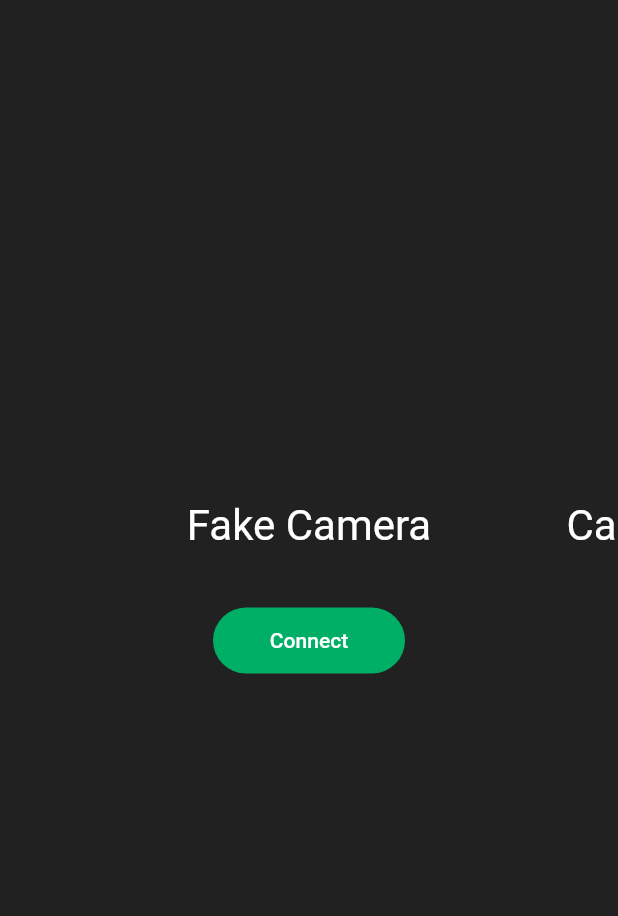
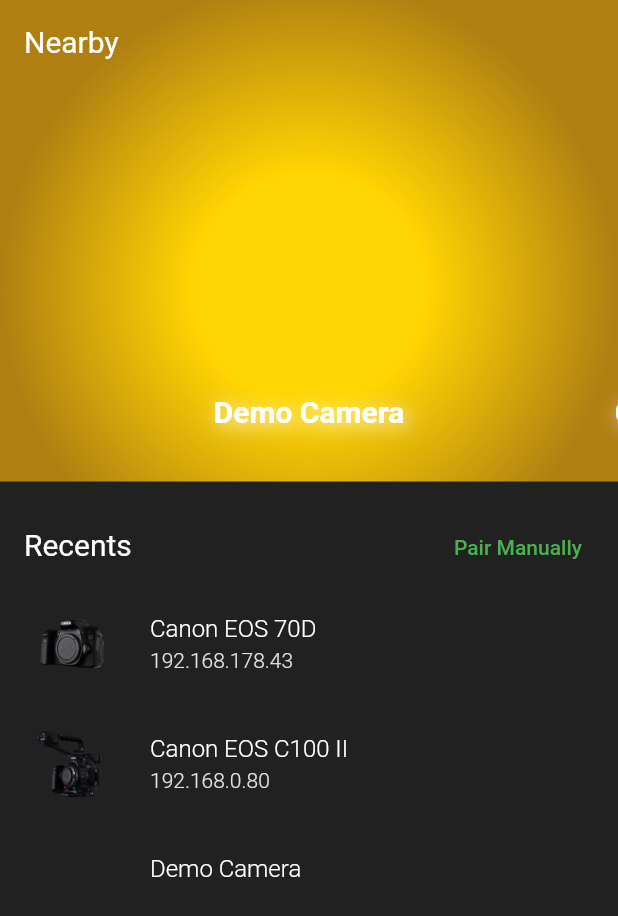
Before and after one commit to JulianSchroden/cine_remote, a Flutter app: the screen it shows after launch, on a phone screen of 412 x 824 dp. Shown: the top 916 px of the screen. Run offline on Flutter 3.47's test engine with Material 2 defaults, Android fonts, the phone set to English and light mode, and no system bars; drawn by our look-alikes of carousel_slider; our stand-ins replace equatable, flutter_bloc, freezed_annotation, get_it, logger.

Commit message:
Redesign CameraSelectionPage to display discovered and recent cameras

```diff
--- a/lib/camera_control/demo/demo_camera_handle.dart
+++ b/lib/camera_control/demo/demo_camera_handle.dart
@@ -1,5 +1,6 @@
+import '../interface/camera_factory.dart';
 import '../interface/models/camera_handle.dart';
 
 class DemoCameraHandle extends CameraHandle {
-  const DemoCameraHandle() : super(name: 'DemoCamera');
+  const DemoCameraHandle() : super(model: CameraModels.demoCamera);
 }
--- a/lib/camera_control/eos_cine_http/eos_cine_http_camera_handle.dart
+++ b/lib/camera_control/eos_cine_http/eos_cine_http_camera_handle.dart
@@ -4,7 +4,7 @@ class EosCineHttpCameraHandle extends CameraHandle {
   final String address;
 
   const EosCineHttpCameraHandle({
-    required super.name,
+    required super.model,
     this.address = '192.168.0.80',
   });
 
--- a/lib/camera_control/eos_ptp_ip/eos_ptp_ip_camera_handle.dart
+++ b/lib/camera_control/eos_ptp_ip/eos_ptp_ip_camera_handle.dart
@@ -1,4 +1,3 @@
-import 'dart:io';
 import 'dart:typed_data';
 
 import '../interface/models/camera_handle.dart';
@@ -9,7 +8,7 @@ class EosPtpIpCameraHandle extends CameraHandle {
   final String clientName;
 
   const EosPtpIpCameraHandle({
-    required super.name,
+    required super.model,
     required this.guid,
     required this.address,
     required this.clientName,
--- a/lib/camera_control/interface/camera_factory.dart
+++ b/lib/camera_control/interface/camera_factory.dart
@@ -6,6 +6,32 @@ import '../eos_ptp_ip/eos_ptp_ip_camera_handle.dart';
 import '../eos_ptp_ip/eos_ptp_ip_camera_factory.dart';
 import 'camera.dart';
 import 'models/camera_handle.dart';
+import 'models/camera_model.dart';
+
+abstract class CameraId {
+  CameraId._();
+
+  static const demoCamera = "demoCamera";
+  static const canonC100II = "CanonC100II";
+  static const canon70D = "Canon70D";
+
+  static List<String> values = [demoCamera, canonC100II, canon70D];
+}
+
+class CameraModels {
+  static const demoCamera =
+      CameraModel(identifier: CameraId.demoCamera, name: 'Demo Camera');
+  static const canonC100II =
+      CameraModel(identifier: CameraId.canonC100II, name: 'Canon EOS C100 II');
+  static const canon70D =
+      CameraModel(identifier: CameraId.canon70D, name: 'Canon EOS 70D');
+
+  static const List<CameraModel> supportedCameras = [
+    demoCamera,
+    canonC100II,
+    canon70D,
+  ];
+}
 
 abstract class CameraFactory<H extends CameraHandle> {
   const CameraFactory();
--- a/lib/camera_control/interface/models/camera_handle.dart
+++ b/lib/camera_control/interface/models/camera_handle.dart
@@ -1,10 +1,12 @@
 import 'package:equatable/equatable.dart';
 
+import 'camera_model.dart';
+
 class CameraHandle extends Equatable {
-  final String name;
+  final CameraModel model;
 
-  const CameraHandle({required this.name});
+  const CameraHandle({required this.model});
 
   @override
-  List<Object?> get props => [name];
+  List<Object?> get props => [model];
 }
--- a/lib/config.dart
+++ /dev/null
@@ -1,20 +0,0 @@
-import 'camera_control/interface/models/camera_model.dart';
-
-abstract class CameraId {
-  CameraId._();
-
-  static const fakeCamera = "fakeCamera";
-  static const canonC100II = "CanonC100II";
-  static const canon70D = "Canon70D";
-
-  static List<String> values = [canonC100II, fakeCamera];
-}
-
-class Config {
-  List<CameraModel> get supportedCameras => [
-        const CameraModel(identifier: CameraId.fakeCamera, name: 'Fake Camera'),
-        const CameraModel(
-            identifier: CameraId.canonC100II, name: 'Canon EOS C100 II'),
-        const CameraModel(identifier: CameraId.canon70D, name: 'Canon EOS 70D'),
-      ];
-}
--- a/lib/dependencies.dart
+++ b/lib/dependencies.dart
@@ -4,14 +4,11 @@ import 'package:get_it/get_it.dart';
 import 'package:logging/logging.dart';
 
 import 'camera_control/common/adapter/date_time_adapter.dart';
-import 'camera_control/eos_ptp_ip/constants/ptp_property.dart';
 import 'camera_control/eos_ptp_ip/logging/eos_ptp_ip_logger_topics.dart';
 import 'camera_control/interface/logging/camera_control_logger.dart';
-import 'config.dart';
 
 void registerDependencies() {
   factory<DateTimeAdapter>(() => const DateTimeAdapterImpl());
-  singleton<Config>(() => Config());
 
   setupLogging();
 }
--- a/lib/main.dart
+++ b/lib/main.dart
@@ -1,7 +1,6 @@
 import 'package:flutter/material.dart';
 import 'package:flutter_bloc/flutter_bloc.dart';
 
-import 'config.dart';
 import 'dependencies.dart';
 import 'presentation/features/camera_connection/bloc/camera_connection_cubit.dart';
 import 'presentation/features/camera_control/page/camera_control_page.dart';
@@ -34,8 +33,7 @@ class CineRemote extends StatelessWidget {
           primarySwatch: Colors.green,
         ),
         routes: {
-          Routes.cameraSelection: (_) =>
-              CameraSelectionPage(config: get<Config>()),
+          Routes.cameraSelection: (_) => const CameraSelectionPage(),
           Routes.cameraControl: (_) => const CameraControlPage(),
         },
         initialRoute: Routes.cameraSelection,
--- /dev/null
+++ b/lib/presentation/core/extensions/camera_model_display_extension.dart
@@ -0,0 +1,15 @@
+import '../../../camera_control/interface/camera_factory.dart';
+import '../../../camera_control/interface/models/camera_model.dart';
+
+extension CameraModelDisplayExtension on CameraModel {
+  String? productImagePath() {
+    switch (identifier) {
+      case CameraId.canonC100II:
+        return 'assets/images/canon_c100_ii.png';
+      case CameraId.canon70D:
+        return 'assets/images/canon_70d.png';
+    }
+
+    return null;
+  }
+}
--- a/lib/presentation/core/extensions/camera_model_to_handle_extension.dart
+++ b/lib/presentation/core/extensions/camera_model_to_handle_extension.dart
@@ -3,23 +3,23 @@ import 'dart:typed_data';
 import '../../../camera_control/demo/demo_camera_handle.dart';
 import '../../../camera_control/eos_cine_http/eos_cine_http_camera_handle.dart';
 import '../../../camera_control/eos_ptp_ip/eos_ptp_ip_camera_handle.dart';
+import '../../../camera_control/interface/camera_factory.dart';
 import '../../../camera_control/interface/models/camera_handle.dart';
 import '../../../camera_control/interface/models/camera_model.dart';
-import '../../../config.dart';
 
 extension CameraModelToHandleExtension on CameraModel {
   CameraHandle toHandle() {
     switch (identifier) {
       case CameraId.canonC100II:
-        return const EosCineHttpCameraHandle(name: 'C100 II');
+        return EosCineHttpCameraHandle(model: this);
       case CameraId.canon70D:
         return EosPtpIpCameraHandle(
-          name: 'Canon 70D',
+          model: this,
           guid: Uint8List.fromList(List.generate(16, (index) => 0x00)),
           address: '192.168.178.43',
           clientName: 'Cine Remote',
         );
-      case CameraId.fakeCamera:
+      case CameraId.demoCamera:
         return const DemoCameraHandle();
     }
 
--- a/lib/presentation/features/camera_connection/bloc/camera_connection_cubit.dart
+++ b/lib/presentation/features/camera_connection/bloc/camera_connection_cubit.dart
@@ -6,9 +6,8 @@ import 'package:freezed_annotation/freezed_annotation.dart';
 import '../../../../camera_control/interface/camera.dart';
 import '../../../../camera_control/interface/camera_factory.dart';
 import '../../../../camera_control/interface/exceptions/camera_connection_exception.dart';
-import '../../../../camera_control/interface/models/camera_model.dart';
+import '../../../../camera_control/interface/models/camera_handle.dart';
 import '../../../../camera_control/interface/models/camera_update_event.dart';
-import '../../../core/extensions/camera_model_to_handle_extension.dart';
 
 part 'camera_connection_cubit.freezed.dart';
 
@@ -39,12 +38,12 @@ class CameraConnectionCubit extends Cubit<CameraConnectionState> {
     return super.close();
   }
 
-  Future<void> connect(CameraModel cameraModel) async {
+  Future<void> connect(CameraHandle cameraHandle) async {
     try {
       print('cubit connect');
 
       emit(const CameraConnectionState.connecting());
-      final camera = await _cameraFactory.connect(cameraModel.toHandle());
+      final camera = await _cameraFactory.connect(cameraHandle);
 
       print('connection success');
       emit(CameraConnectionState.connected(camera));
--- a/lib/presentation/features/camera_selection/page/camera_selection_page.dart
+++ b/lib/presentation/features/camera_selection/page/camera_selection_page.dart
@@ -1,17 +1,21 @@
+import 'dart:typed_data';
+
 import 'package:carousel_slider/carousel_slider.dart';
 import 'package:flutter/material.dart';
 import 'package:flutter_bloc/flutter_bloc.dart';
 
-import '../../../../config.dart';
+import '../../../../camera_control/demo/demo_camera_handle.dart';
+import '../../../../camera_control/eos_cine_http/eos_cine_http_camera_handle.dart';
+import '../../../../camera_control/eos_ptp_ip/eos_ptp_ip_camera_handle.dart';
+import '../../../../camera_control/interface/camera_factory.dart';
 import '../../../cine_remote_colors.dart';
 import '../../../routes.dart';
 import '../../camera_connection/bloc/camera_connection_cubit.dart';
-import '../widgets/camera_selection_item.dart';
+import '../widgets/discovered_camera_item.dart';
+import '../widgets/recent_camera_item.dart';
 
 class CameraSelectionPage extends StatelessWidget {
-  final Config config;
-
-  const CameraSelectionPage({required this.config, super.key});
+  const CameraSelectionPage({super.key});
 
   @override
   Widget build(BuildContext context) {
@@ -24,32 +28,112 @@ class CameraSelectionPage extends StatelessWidget {
       },
       builder: (context, state) => Scaffold(
         backgroundColor: CineRemoteColors.background,
-        body: SafeArea(
-          child: SizedBox(
-            width: double.infinity,
+        body: Column(
+          crossAxisAlignment: CrossAxisAlignment.stretch,
+          children: [
+            Container(
+              decoration: const BoxDecoration(
+                gradient: RadialGradient(
+                  colors: [
+                    Color.fromARGB(255, 255, 213, 3), // #FCD503
+                    Color.fromARGB(255, 176, 127, 18), // 255, 9, 38, 25
+                  ],
+                  center: Alignment(0, 0.2),
+                  stops: [0.3, 0.8],
+                  radius: 0.8,
+                ),
+              ),
+              child: SafeArea(
+                bottom: false,
                 child: Column(
-              crossAxisAlignment: CrossAxisAlignment.center,
-              mainAxisAlignment: MainAxisAlignment.center,
+                  crossAxisAlignment: CrossAxisAlignment.start,
                   children: [
-                const SizedBox(height: 48),
+                    const Padding(
+                      padding: EdgeInsets.all(16),
+                      child: Text(
+                        'Nearby',
+                        style: TextStyle(
+                          color: Colors.white,
+                          fontSize: 20,
+                        ),
+                      ),
+                    ),
                     CarouselSlider(
                       options: CarouselOptions(
                         viewportFraction: 0.7,
-                    height: 260,
+                        height: 250,
                         enableInfiniteScroll: false,
                       ),
-                  items: config.supportedCameras
+                      items: CameraModels.supportedCameras
                           .map(
-                        (cameraModel) => CameraSelectionItem(
+                            (cameraModel) => DiscoveredCameraItem(
                               cameraModel: cameraModel,
                               isLoading: state.isLoading,
                             ),
                           )
                           .toList(),
                     ),
+                    const SizedBox(height: 16),
                   ],
                 ),
               ),
+            ),
+            Expanded(
+              child: SafeArea(
+                top: false,
+                child: Column(
+                  crossAxisAlignment: CrossAxisAlignment.start,
+                  children: [
+                    Padding(
+                      padding: const EdgeInsets.fromLTRB(16, 20, 16, 0),
+                      child: Row(
+                        crossAxisAlignment: CrossAxisAlignment.baseline,
+                        textBaseline: TextBaseline.alphabetic,
+                        mainAxisAlignment: MainAxisAlignment.spaceBetween,
+                        children: [
+                          const Text(
+                            'Recents',
+                            style: TextStyle(
+                              color: Colors.white,
+                              fontSize: 20,
+                            ),
+                          ),
+                          TextButton(
+                            onPressed: () {},
+                            child: const Text('Pair Manually'),
+                          )
+                        ],
+                      ),
+                    ),
+                    Expanded(
+                      child: ListView(
+                        padding: const EdgeInsets.all(0),
+                        children: [
+                          RecentCameraItem(
+                            cameraHandle: EosPtpIpCameraHandle(
+                              model: CameraModels.canon70D,
+                              guid: Uint8List.fromList(
+                                  List.generate(16, (index) => 0x00)),
+                              address: '192.168.178.43',
+                              clientName: 'Cine Remote',
+                            ),
+                          ),
+                          const RecentCameraItem(
+                            cameraHandle: EosCineHttpCameraHandle(
+                              model: CameraModels.canonC100II,
+                            ),
+                          ),
+                          const RecentCameraItem(
+                            cameraHandle: DemoCameraHandle(),
+                          ),
+                        ],
+                      ),
+                    ),
+                  ],
+                ),
+              ),
+            ),
+          ],
         ),
       ),
     );
--- a/lib/presentation/features/camera_selection/widgets/camera_selection_item.dart
+++ /dev/null
@@ -1,65 +0,0 @@
-import 'package:flutter/material.dart';
-import 'package:flutter_bloc/flutter_bloc.dart';
-
-import '../../../../camera_control/interface/models/camera_model.dart';
-import '../../../core/widgets/rounded_text_button.dart';
-import '../../camera_connection/bloc/camera_connection_cubit.dart';
-
-class CameraSelectionItem extends StatelessWidget {
-  final CameraModel cameraModel;
-  final bool isLoading;
-
-  const CameraSelectionItem({
-    required this.cameraModel,
-    required this.isLoading,
-    super.key,
-  });
-
-  @override
-  Widget build(BuildContext context) {
-    return Padding(
-      padding: const EdgeInsets.all(8.0),
-      child: Column(
-        crossAxisAlignment: CrossAxisAlignment.center,
-        children: [
-          //Container(
-          //  decoration: const BoxDecoration(
-          //    shape: BoxShape.circle,
-          //    color: Colors.white,
-          //  ),
-          //  padding: const EdgeInsets.all(8),
-          //  child: ClipRRect(
-          //    borderRadius: const BorderRadius.all(Radius.circular(100.0)),
-          //    child: Image.network(
-          //      modelImageSource,
-          //      width: 200,
-          //      height: 200,
-          //      fit: BoxFit.cover,
-          //    ),
-          //  ),
-          //),
-          const SizedBox(height: 20),
-          Text(
-            cameraModel.name,
-            style: const TextStyle(
-              fontSize: 28,
-              fontWeight: FontWeight.w400,
-              color: Colors.white,
-            ),
-          ),
-          const SizedBox(height: 36),
-          RoundedTextButton(
-            text: 'Connect',
-            minWidth: 128,
-            showLoadingIndicator: isLoading,
-            onPressed: isLoading
-                ? null
-                : () {
-                    context.read<CameraConnectionCubit>().connect(cameraModel);
-                  },
-          )
-        ],
-      ),
-    );
-  }
-}
--- /dev/null
+++ b/lib/presentation/features/camera_selection/widgets/discovered_camera_item.dart
@@ -0,0 +1,56 @@
+import 'package:flutter/material.dart';
+
+import '../../../../camera_control/interface/models/camera_model.dart';
+import '../../../core/extensions/camera_model_display_extension.dart';
+
+class DiscoveredCameraItem extends StatelessWidget {
+  final CameraModel cameraModel;
+  final bool isLoading;
+
+  const DiscoveredCameraItem({
+    required this.cameraModel,
+    required this.isLoading,
+    super.key,
+  });
+
+  @override
+  Widget build(BuildContext context) {
+    final previewImagePath = cameraModel.productImagePath();
+
+    return Padding(
+      padding: const EdgeInsets.all(8.0),
+      child: InkWell(
+        onTap: () {
+          print('try to connect/ pair to device');
+        },
+        child: Column(
+          crossAxisAlignment: CrossAxisAlignment.center,
+          children: [
+            SizedBox(
+              height: 200,
+              child: previewImagePath != null
+                  ? Image(
+                      image: AssetImage(previewImagePath),
+                    )
+                  : null,
+            ),
+            Text(
+              cameraModel.name,
+              style: const TextStyle(
+                fontSize: 20,
+                fontWeight: FontWeight.w600,
+                color: Colors.white,
+                shadows: [
+                  Shadow(
+                      color: Colors.white,
+                      offset: Offset(2, 2),
+                      blurRadius: 16.0)
+                ],
+              ),
+            ),
+          ],
+        ),
+      ),
+    );
+  }
+}
--- /dev/null
+++ b/lib/presentation/features/camera_selection/widgets/recent_camera_item.dart
@@ -0,0 +1,79 @@
+import 'package:flutter/material.dart';
+import 'package:flutter_bloc/flutter_bloc.dart';
+
+import '../../../../camera_control/eos_cine_http/eos_cine_http_camera_handle.dart';
+import '../../../../camera_control/eos_ptp_ip/eos_ptp_ip_camera_handle.dart';
+import '../../../../camera_control/interface/models/camera_handle.dart';
+import '../../../core/extensions/camera_model_display_extension.dart';
+import '../../camera_connection/bloc/camera_connection_cubit.dart';
+
+class RecentCameraItem extends StatelessWidget {
+  final CameraHandle cameraHandle;
+
+  const RecentCameraItem({
+    required this.cameraHandle,
+    super.key,
+  });
+
+  @override
+  Widget build(BuildContext context) {
+    final previewImagePath = cameraHandle.model.productImagePath();
+
+    return InkWell(
+      onTap: () => context.read<CameraConnectionCubit>().connect(cameraHandle),
+      child: Padding(
+        padding: const EdgeInsets.symmetric(horizontal: 16, vertical: 8),
+        child: Row(
+          crossAxisAlignment: CrossAxisAlignment.center,
+          children: [
+            SizedBox(
+              width: 64,
+              height: 64,
+              child: previewImagePath != null
+                  ? Image(image: AssetImage(previewImagePath))
+                  : null,
+            ),
+            const SizedBox(width: 20),
+            Column(
+              crossAxisAlignment: CrossAxisAlignment.start,
+              children: [
+                Text(
+                  cameraHandle.model.name,
+                  style: const TextStyle(
+                      color: Colors.white,
+                      fontSize: 16,
+                      fontWeight: FontWeight.w300),
+                ),
+                const SizedBox(height: 4),
+                Text(
+                  cameraHandle.connectionInfo,
+                  style: TextStyle(
+                    color: Colors.grey[300],
+                    fontWeight: FontWeight.w300,
+                  ),
+                ),
+              ],
+            )
+          ],
+        ),
+      ),
+    );
+  }
+}
+
+extension CameraHandleConnectionInfoExtension on CameraHandle {
+  String get connectionInfo {
+    switch (runtimeType) {
+      case EosCineHttpCameraHandle:
+        return (this as EosCineHttpCameraHandle).address;
+      case EosPtpIpCameraHandle:
+        return (this as EosPtpIpCameraHandle).address;
+    }
+
+    return '';
+  }
+}
+
+
+// DiscoveredCamera
+// RecentCamera
--- a/pubspec.yaml
+++ b/pubspec.yaml
@@ -74,6 +74,8 @@ flutter:
   # To add assets to your application, add an assets section, like this:
   assets:
     - assets/images/dummy_live_view_image.jpg
+    - assets/images/canon_70d.png
+    - assets/images/canon_c100_ii.png
 
   # An image asset can refer to one or more resolution-specific "variants", see
   # https://flutter.dev/assets-and-images/#resolution-aware
```
Also changed, not shown: assets/images/canon_70d.png (added), assets/images/canon_c100_ii.png (added), 1 other file. Lines whose indentation alone changed are shown as unchanged.
